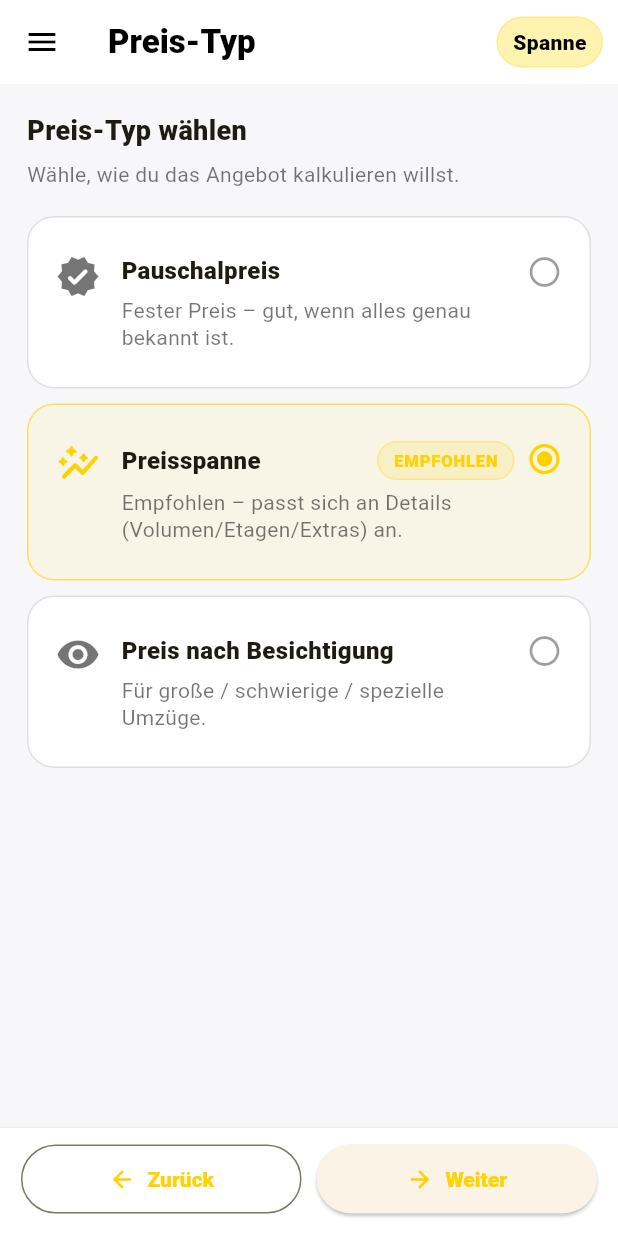
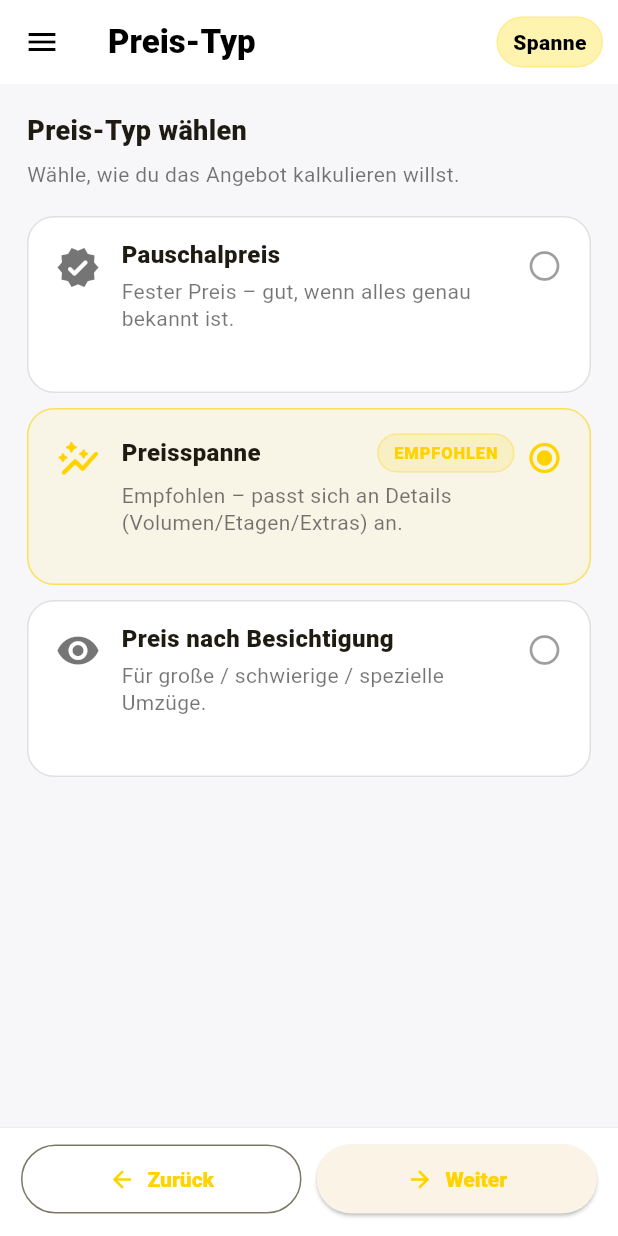
Before and after one commit to LoZappi/zvapp, a Flutter app: the screen it shows after launch, after a tap on "Umzug", on a phone screen of 412 x 824 dp. Run offline on Flutter 3.47's test engine with Material 3 defaults, Android fonts, the phone set to English and light mode, and no system bars; our stand-ins replace firebase_core, image_picker; accounts and stored records are empty.

Commit message:
Initial commit

```diff
--- a/lib/ui/screens/wizard/sections/section_price_type.dart
+++ b/lib/ui/screens/wizard/sections/section_price_type.dart
@@ -25,12 +25,12 @@ class _SectionPriceTypeState extends State<SectionPriceType> {
   PriceType _defaultFor(ZVService s) {
     switch (s) {
       case ZVService.entruempelung:
-        return PriceType.inspection; // spesso serve sopralluogo/foto
+        return PriceType.inspection;
       case ZVService.transport:
-        return PriceType.fixed; // trasporti spesso “semplici”
+        return PriceType.fixed;
       case ZVService.umzug:
       default:
-        return PriceType.range; // trasloco = tanti dettagli -> spanne
+        return PriceType.range;
     }
   }
 
@@ -47,7 +47,6 @@ class _SectionPriceTypeState extends State<SectionPriceType> {
   }
 
   _PriceCopy _copyFor(ZVService s) {
-    // Testi adattati (stessa UI)
     switch (s) {
       case ZVService.entruempelung:
         return const _PriceCopy(
@@ -108,7 +107,6 @@ class _SectionPriceTypeState extends State<SectionPriceType> {
           title: copy.fixedTitle,
           subtitle: copy.fixedSub,
           icon: Icons.verified_rounded,
-          value: PriceType.fixed,
           selected: r.priceType == PriceType.fixed,
           recommended: rec == PriceType.fixed,
           onTap: () => _set(PriceType.fixed),
@@ -119,7 +117,6 @@ class _SectionPriceTypeState extends State<SectionPriceType> {
           title: copy.rangeTitle,
           subtitle: copy.rangeSub,
           icon: Icons.auto_graph_rounded,
-          value: PriceType.range,
           selected: r.priceType == PriceType.range,
           recommended: rec == PriceType.range,
           onTap: () => _set(PriceType.range),
@@ -130,7 +127,6 @@ class _SectionPriceTypeState extends State<SectionPriceType> {
           title: copy.inspTitle,
           subtitle: copy.inspSub,
           icon: Icons.visibility_rounded,
-          value: PriceType.inspection,
           selected: r.priceType == PriceType.inspection,
           recommended: rec == PriceType.inspection,
           onTap: () => _set(PriceType.inspection),
@@ -164,7 +160,6 @@ class _BigPriceButton extends StatelessWidget {
   final String title;
   final String subtitle;
   final IconData icon;
-  final PriceType value;
   final bool selected;
   final bool recommended;
   final VoidCallback onTap;
@@ -173,11 +168,12 @@ class _BigPriceButton extends StatelessWidget {
     required this.title,
     required this.subtitle,
     required this.icon,
-    required this.value,
     required this.selected,
     required this.onTap,
     this.recommended = false,
   });
+
+  static const double _h = 118; // <-- TUTTE UGUALI (prova 118/124/132)
 
   @override
   Widget build(BuildContext context) {
@@ -189,14 +185,16 @@ class _BigPriceButton extends StatelessWidget {
         ? Theme.of(context).colorScheme.primary.withOpacity(0.08)
         : Colors.white;
 
-    return Material(
+    return SizedBox(
+      height: _h, // <-- FORZA ALTEZZA UGUALE
+      child: Material(
         color: bgColor,
         borderRadius: BorderRadius.circular(18),
         child: InkWell(
           borderRadius: BorderRadius.circular(18),
           onTap: onTap,
           child: Container(
-          padding: const EdgeInsets.symmetric(horizontal: 18, vertical: 24),
+            padding: const EdgeInsets.symmetric(horizontal: 18, vertical: 16), // meno padding per stare nell'altezza fissa
             decoration: BoxDecoration(
               borderRadius: BorderRadius.circular(18),
               border: Border.all(color: borderColor),
@@ -204,12 +202,15 @@ class _BigPriceButton extends StatelessWidget {
             child: Row(
               crossAxisAlignment: CrossAxisAlignment.start,
               children: [
-              Icon(
+                Padding(
+                  padding: const EdgeInsets.only(top: 2),
+                  child: Icon(
                     icon,
                     size: 30,
                     color: selected
                         ? Theme.of(context).colorScheme.primary
                         : Colors.black54,
+                  ),
                 ),
                 const SizedBox(width: 14),
 
@@ -222,14 +223,19 @@ class _BigPriceButton extends StatelessWidget {
                           Expanded(
                             child: Text(
                               title,
+                              maxLines: 2,
+                              overflow: TextOverflow.ellipsis,
                               style: TextStyle(
                                 fontSize: 16,
-                              fontWeight:
-                                  selected ? FontWeight.w900 : FontWeight.w800,
+                                height: 1.1,
+                                fontWeight: selected
+                                    ? FontWeight.w900
+                                    : FontWeight.w800,
                               ),
                             ),
                           ),
-                        if (recommended)
+                          if (recommended) ...[
+                            const SizedBox(width: 10),
                             Container(
                               padding: const EdgeInsets.symmetric(
                                   horizontal: 10, vertical: 4),
@@ -257,13 +263,16 @@ class _BigPriceButton extends StatelessWidget {
                               ),
                             ),
                           ],
+                        ],
                       ),
                       const SizedBox(height: 6),
                       Text(
                         subtitle,
+                        maxLines: 2, // <-- così non “allunga” la card
+                        overflow: TextOverflow.ellipsis,
                         style: const TextStyle(
                           color: Colors.black54,
-                        height: 1.3,
+                          height: 1.25,
                         ),
                       ),
                     ],
@@ -271,7 +280,9 @@ class _BigPriceButton extends StatelessWidget {
                 ),
 
                 const SizedBox(width: 8),
-              Icon(
+                Padding(
+                  padding: const EdgeInsets.only(top: 4),
+                  child: Icon(
                     selected
                         ? Icons.radio_button_checked
                         : Icons.radio_button_unchecked,
@@ -279,7 +290,9 @@ class _BigPriceButton extends StatelessWidget {
                         ? Theme.of(context).colorScheme.primary
                         : Colors.black38,
                   ),
+                ),
               ],
+            ),
           ),
         ),
       ),
```
Also changed, not shown: 1 other file. Lines whose indentation alone changed are shown as unchanged.
